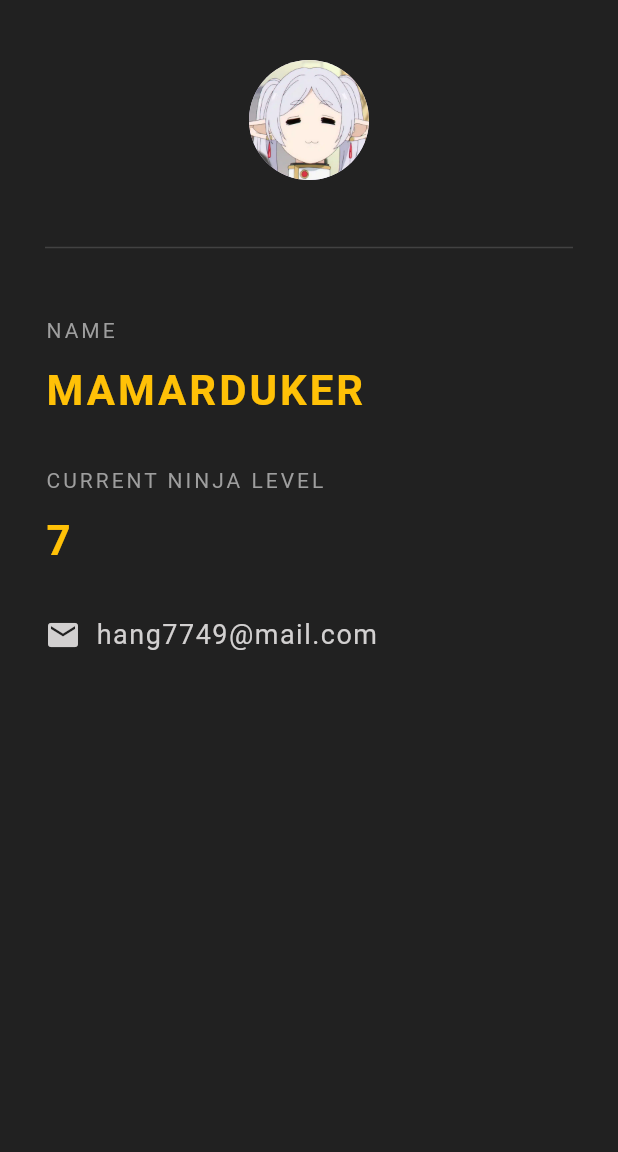
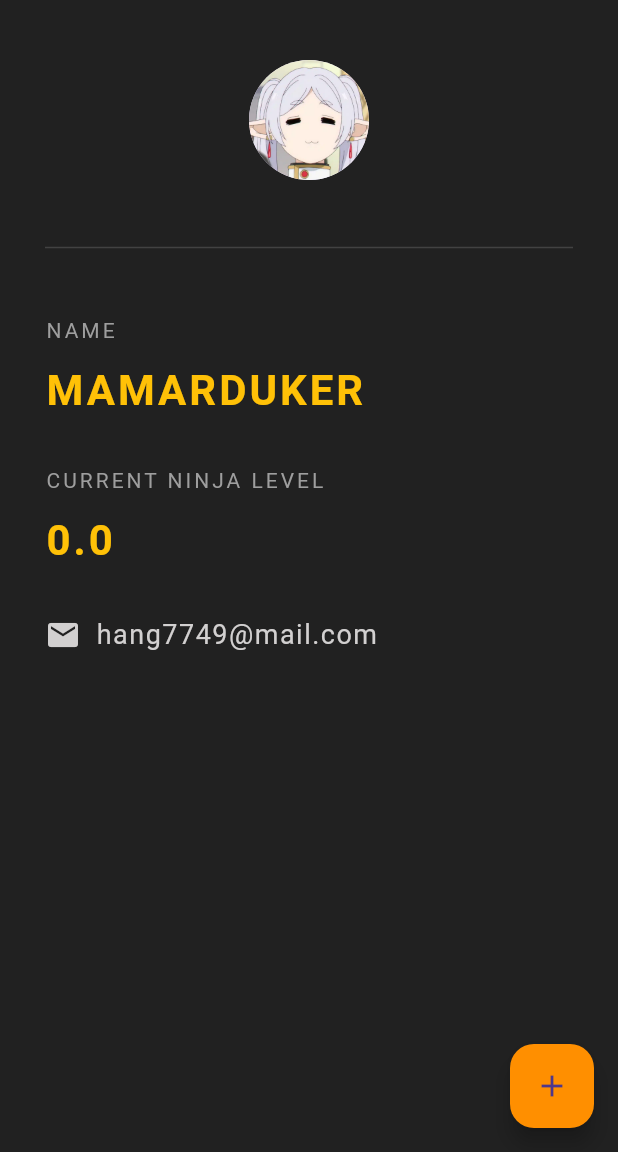
Before and after one commit to hangEX7749/flutter_first_app, a Flutter app: the screen it shows after launch, on a phone screen of 412 x 824 dp, the part 84-1236 px from its top. Run offline on Flutter 3.47's test engine with Material 3 defaults, Android fonts, the phone set to English and light mode, and no system bars.

Commit message:
end ninja_id

```diff
--- a/analysis_options.yaml
+++ b/analysis_options.yaml
@@ -23,6 +23,6 @@ linter:
   rules:
     # avoid_print: false  # Uncomment to disable the `avoid_print` rule
     # prefer_single_quotes: true  # Uncomment to enable the `prefer_single_quotes` rule
-
+    prefer_const_constructors : false
 # Additional information about this file can be found at
 # https://dart.dev/guides/language/analysis-options
--- a/lib/main.dart
+++ b/lib/main.dart
@@ -5,8 +5,16 @@ void main() => runApp(const MaterialApp(
       home: NinjaCard(),
     ));
 
-class NinjaCard extends StatelessWidget {
-  const NinjaCard({super.key});
+class NinjaCard extends StatefulWidget {
+   const NinjaCard({super.key});
+
+  @override
+  State<NinjaCard> createState() => _NinjaCardState();
+}
+
+class _NinjaCardState extends State<NinjaCard> {
+  double ninjaLevel = 0;
+
   @override
   Widget build(BuildContext context) {
     return Scaffold(
@@ -18,7 +26,7 @@ class NinjaCard extends StatelessWidget {
           backgroundColor: Colors.grey[850],
           elevation: 0.0,
         ),
-        body: const Padding(
+        body: Padding(
           padding: EdgeInsets.fromLTRB(30.0, 40.0, 30.0, 0.0),
           child: Column(
             crossAxisAlignment: CrossAxisAlignment.start,
@@ -59,7 +67,7 @@ class NinjaCard extends StatelessWidget {
               ),
               SizedBox(height: 10.0),
               Text(
-                '7',
+                "$ninjaLevel",
                 style: TextStyle(
                     color: Colors.amber,
                     letterSpacing: 2.0,
@@ -67,7 +75,7 @@ class NinjaCard extends StatelessWidget {
                     fontWeight: FontWeight.bold),
               ),
               SizedBox(height: 30.0),
-              Row(children: <Widget>[
+              Row(children: const <Widget>[
                 Icon(Icons.email, color: Color.fromARGB(255, 210, 208, 208)),
                 SizedBox(width: 10.0),
                 Text(
@@ -80,6 +88,14 @@ class NinjaCard extends StatelessWidget {
               ])
             ],
           ),
-        ));
+        ),
+        floatingActionButton: FloatingActionButton(
+            onPressed: () {
+              setState(() {
+                ninjaLevel += 1;
+              });
+            },
+            backgroundColor: Colors.amber[800],
+            child: const Icon(Icons.add)));
   }
 }
```
